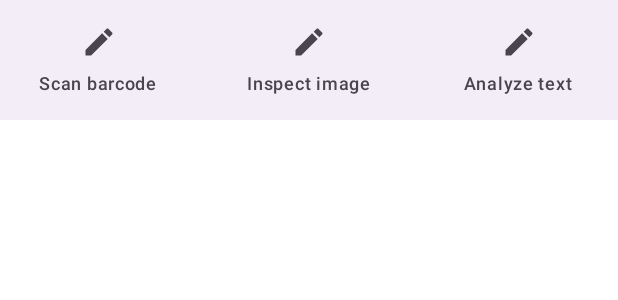
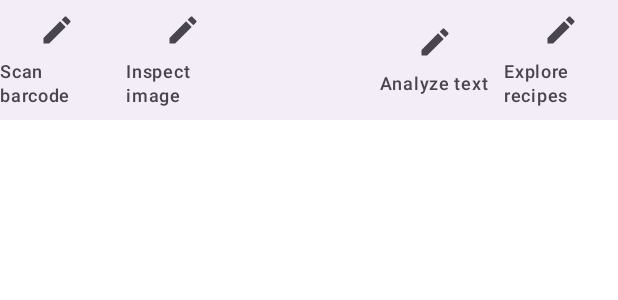
Before and after one commit to kristinakoneva/nutritective, an Android app built with Jetpack Compose: the @Preview function BottomNavigationBarPreview, on a phone screen of 412 x 824 dp. Shown: the top 300 px of the screen. Run offline under Robolectric (Android 15) with nearby library versions, the phone set to English and light mode, and no system bars.

Commit message:
Update BottomNavigationBar

```diff
--- a/app/src/main/java/com/kristinakoneva/nutritective/ui/shared/composables/BottomNavigationBar.kt
+++ b/app/src/main/java/com/kristinakoneva/nutritective/ui/shared/composables/BottomNavigationBar.kt
@@ -19,6 +19,7 @@ fun BottomNavigationBar(navController: NavController) {
     val currentRoute = navBackStackEntry?.destination?.route
     NavigationBar {
         BottomNavTab.entries.forEach { item ->
+            if (item.route != null && item.label != null && item.icon != null) {
                 NavigationBarItem(
                     selected = currentRoute == item.route,
                     onClick = {
@@ -30,6 +31,9 @@ fun BottomNavigationBar(navController: NavController) {
                     icon = { Icon(item.icon, contentDescription = stringResource(item.label)) },
                     label = { Text(stringResource(item.label)) }
                 )
+            } else {
+                NavigationBarItem(icon = {}, onClick = {}, selected = false, enabled = false)
+            }
         }
     }
 }
--- a/app/src/main/java/com/kristinakoneva/nutritective/ui/shared/constants/ScreenRoute.kt
+++ b/app/src/main/java/com/kristinakoneva/nutritective/ui/shared/constants/ScreenRoute.kt
@@ -6,4 +6,5 @@ object ScreenRoute {
     const val SCAN_BARCODE = "scan_barcode"
     const val INSPECT_IMAGE = "inspect_image"
     const val ANALYZE_TEXT = "analyze_text"
+    const val EXPLORE_RECIPES = "explore_recipes"
 }
--- a/app/src/main/java/com/kristinakoneva/nutritective/ui/shared/utils/BottomNavTab.kt
+++ b/app/src/main/java/com/kristinakoneva/nutritective/ui/shared/utils/BottomNavTab.kt
@@ -8,11 +8,13 @@ import com.kristinakoneva.nutritective.R
 import com.kristinakoneva.nutritective.ui.shared.constants.ScreenRoute
 
 enum class BottomNavTab(
-    val route: String,
-    val icon: ImageVector,
-    @StringRes val label: Int
+    val route: String?,
+    val icon: ImageVector?,
+    @StringRes val label: Int?
 ) {
     SCAN_BARCODE(ScreenRoute.SCAN_BARCODE, Icons.Default.Create, R.string.scan_barcode),
     INSPECT_IMAGE(ScreenRoute.INSPECT_IMAGE, Icons.Default.Create, R.string.inspect_image),
+    PLACEHOLDER(null, null, null),
     ANALYZE_TEXT(ScreenRoute.ANALYZE_TEXT, Icons.Default.Create, R.string.analyze_text),
+    EXPLORE_RECIPES(ScreenRoute.EXPLORE_RECIPES, Icons.Default.Create, R.string.explore_recipes)
 }
--- a/app/src/main/res/values/strings.xml
+++ b/app/src/main/res/values/strings.xml
@@ -3,4 +3,5 @@
     <string name="scan_barcode">Scan barcode</string>
     <string name="inspect_image">Inspect image</string>
     <string name="analyze_text">Analyze text</string>
+    <string name="explore_recipes">Explore recipes</string>
 </resources>
```
Also changed, not shown: app/src/main/java/com/kristinakoneva/nutritective/ui/screens/auth/AuthViewModel.kt (+8 -0 lines), app/src/main/java/com/kristinakoneva/nutritective/ui/screens/explorerecipes/ExploreRecipesScreen.kt (added, +15 -0 lines), app/src/main/java/com/kristinakoneva/nutritective/ui/screens/explorerecipes/ExploreRecipesViewModel.kt (added, +8 -0 lines), app/src/main/java/com/kristinakoneva/nutritective/ui/shared/base/NavHost.kt (+25 -1 lines). Lines whose indentation alone changed are shown as unchanged.
